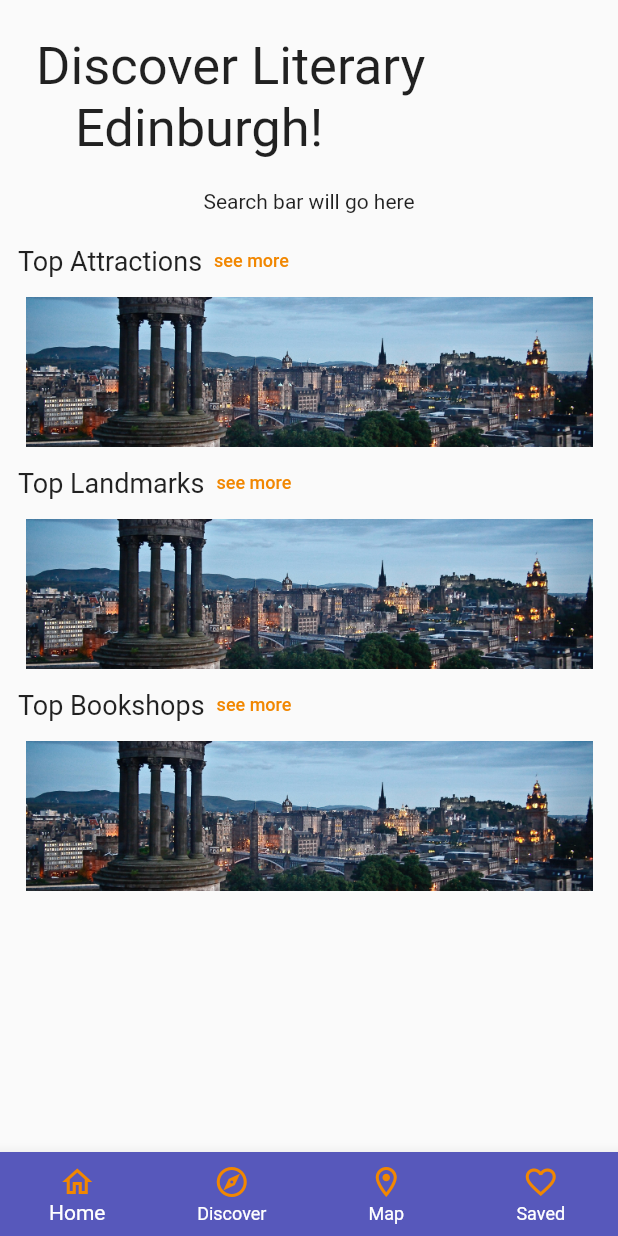
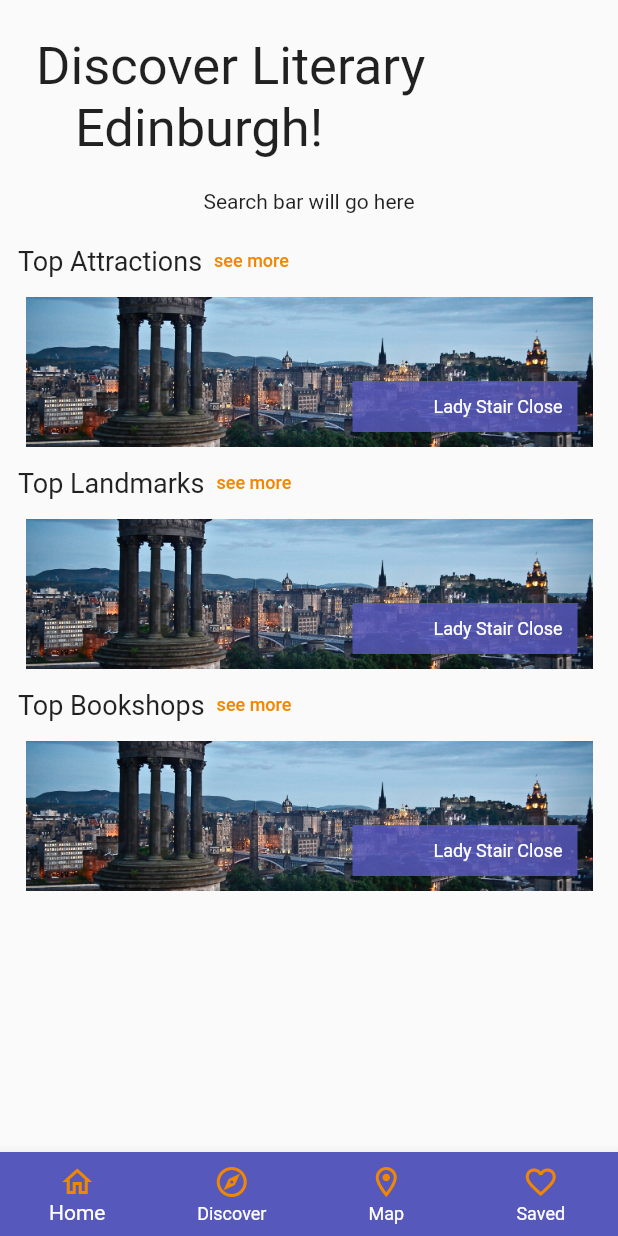
Before and after one commit to CordiiT14/edinburgh_literary_companion, a Flutter app: the screen it shows after launch, on a phone screen of 412 x 824 dp. Run offline on Flutter 3.47's test engine with Material 2 defaults, Android fonts, the phone set to English and light mode, and no system bars; drawn by our look-alikes of carousel_slider.

Commit message:
ready to be merged back up to develop

```diff
--- a/lib/components/carousel.dart
+++ b/lib/components/carousel.dart
@@ -52,8 +52,9 @@ class Carousel extends StatelessWidget {
         enlargeCenterPage: false,
         viewportFraction: 1,
         autoPlay: true,
-        autoPlayInterval: Duration(seconds: 3),
+        autoPlayInterval: Duration(seconds: 3), //autoplay turned off for now
       ),
+
       //items is also mandatory needs to be given a list to the .map returning the builder ends in .toList()
       items: locationList.map((location) {
         return Builder(
@@ -65,10 +66,33 @@ class Carousel extends StatelessWidget {
                 mainAxisAlignment: MainAxisAlignment.spaceBetween,
                 children: [
                   Expanded(
-                    child: Image.asset('assets/${location.image}',
-                      fit: BoxFit.cover,
+                    // Stack widget allows you to positions items on top of each other like text over image
+                    child: Stack(
+                      fit: StackFit.expand, // stack as wide as full column
+                      children: [
+                        Image.asset('assets/${location.image}',
+                        fit: BoxFit.cover, //image covers expands to stack
+                        ),
+                        Positioned(
+                            bottom: 10,
+                            right: 10,
+                            child: Container(
+                              width: 150,
+                              color: Color.fromRGBO(87, 88, 187, 0.85),
+                                padding: const EdgeInsets.all(10),
+                              child: Text(
+                                '${location.name}',
+                                textAlign: TextAlign.end,
+                                style: TextStyle(
+                                  fontSize: 12,
+                                  color: Colors.white,
+                                ),
+                              ),
+                            ),
+                        ),
+                      ],
                     ),
-                  )
+                    ),
                 ],
               ),
             );
--- a/lib/pages/home.dart
+++ b/lib/pages/home.dart
@@ -85,6 +85,7 @@ class _HomeState extends State<Home> {
                     ),
                   ),
                   TextButton(
+                    //TODO WRITE SEE MORE FILTER FUNCTIONS
                       onPressed: (){},
                       child: Text(
                         'see more',
@@ -110,6 +111,7 @@ class _HomeState extends State<Home> {
                   ),
                   ),
                   TextButton(
+                    //TODO WRITE SEE MORE FILTER FUNCTIONS
                     onPressed: (){},
                     child: Text(
                       'see more',
@@ -135,6 +137,7 @@ class _HomeState extends State<Home> {
                   ),
                   ),
                   TextButton(
+                    //TODO WRITE SEE MORE FILTER FUNCTIONS
                     onPressed: (){},
                     child: Text(
                       'see more',
```
